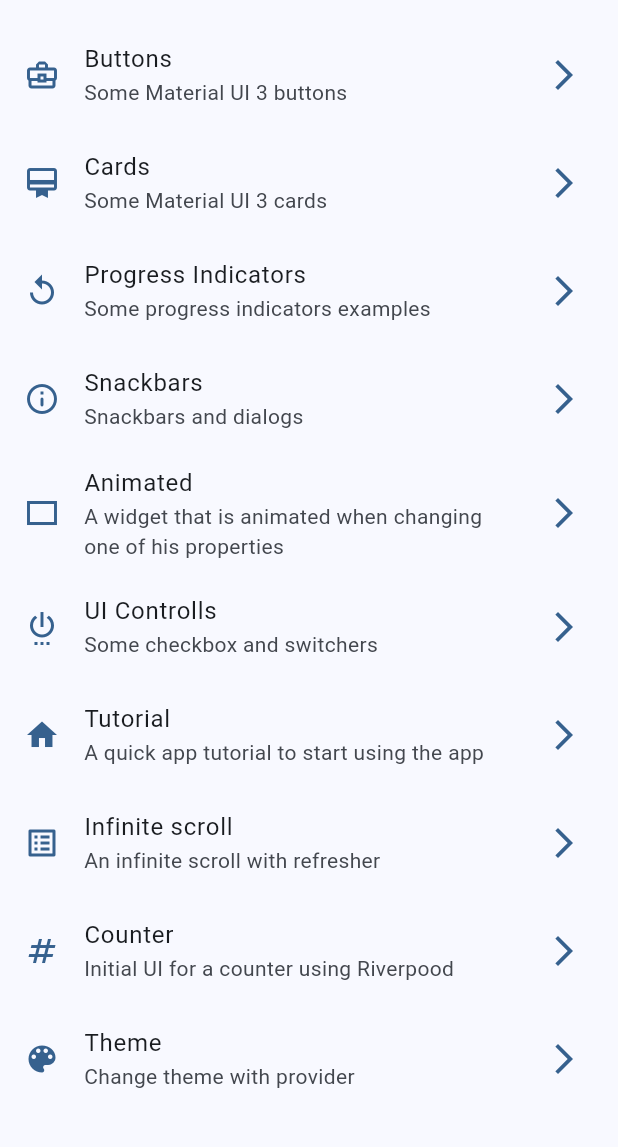
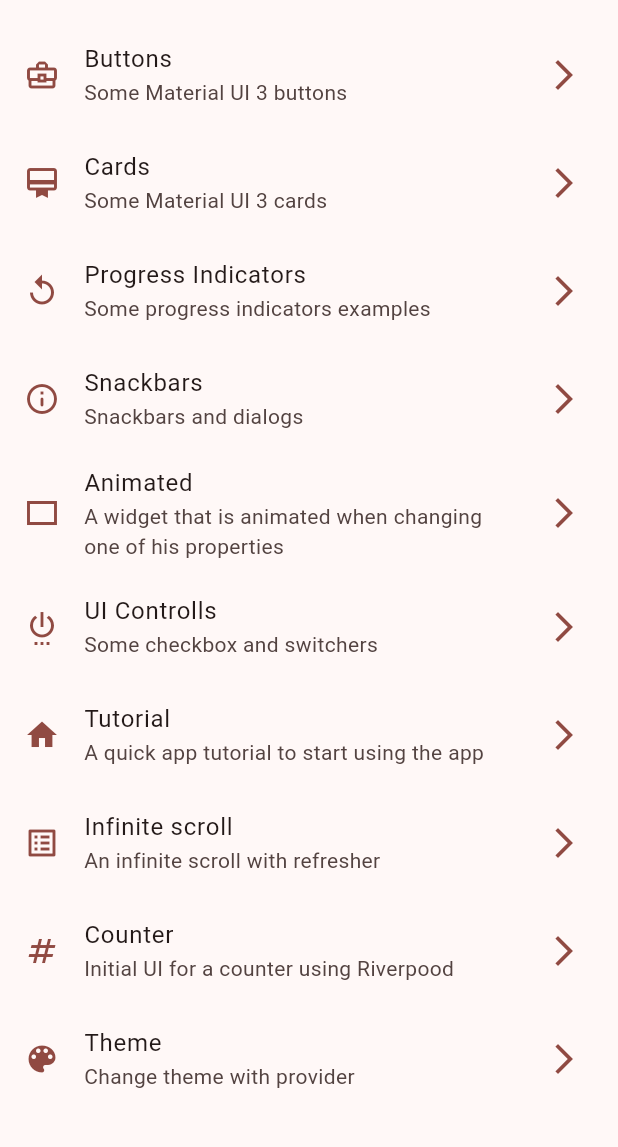
Before and after one commit to luislealdev/widgets-app-flutter, a Flutter app: the screen it shows after launch, on a phone screen of 412 x 824 dp, the part 63-1210 px from its top. Run offline on Flutter 3.47's test engine with Material 2 defaults, Android fonts, the phone set to English and light mode, and no system bars; our stand-ins replace animate_do, flutter_riverpod, go_router.

Commit message:
selected color working

```diff
--- a/lib/config/theme/app_theme.dart
+++ b/lib/config/theme/app_theme.dart
@@ -10,14 +10,16 @@ const colors = <Color>[
 
 class AppTheme {
   final int selectedColor;
+  final bool isDarkMode;
 
-  AppTheme({required this.selectedColor})
+  AppTheme({required this.selectedColor, this.isDarkMode = false})
       : assert(selectedColor >= 0, 'Selected color must be 0 or grater'),
-        assert(selectedColor < colors.length - 1,
+        assert(selectedColor < colors.length,
             'Selected color must be lower than ${colors.length}');
 
   ThemeData getTheme() => ThemeData(
       useMaterial3: true,
+      brightness: isDarkMode ? Brightness.dark : Brightness.light,
       colorSchemeSeed: colors[selectedColor],
       appBarTheme: const AppBarTheme(centerTitle: false));
 }
--- a/lib/main.dart
+++ b/lib/main.dart
@@ -2,6 +2,7 @@ import 'package:flutter/material.dart';
 import 'package:flutter_riverpod/flutter_riverpod.dart';
 import 'package:widgets_app/config/routes/app_router.dart';
 import 'package:widgets_app/config/theme/app_theme.dart';
+import 'package:widgets_app/presentation/providers/theme_provider.dart';
 
 void main() {
   runApp(
@@ -11,16 +12,19 @@ void main() {
   );
 }
 
-class MainApp extends StatelessWidget {
+class MainApp extends ConsumerWidget {
   const MainApp({super.key});
 
   @override
-  Widget build(BuildContext context) {
+  Widget build(BuildContext context, ref) {
     return MaterialApp.router(
       title: "WidgetsApp",
       routerConfig: appRouter,
       debugShowCheckedModeBanner: false,
-      theme: AppTheme(selectedColor: 1).getTheme(),
+      theme: AppTheme(
+              selectedColor: ref.watch(selectedColorProvider),
+              isDarkMode: ref.watch(themeProvider))
+          .getTheme(),
     );
   }
 }
--- a/lib/presentation/providers/theme_provider.dart
+++ b/lib/presentation/providers/theme_provider.dart
@@ -4,3 +4,5 @@ import 'package:widgets_app/config/theme/app_theme.dart';
 final themeProvider = StateProvider((ref) => false);
 
 final colorListProvider = Provider((ref) => colors);
+
+final selectedColorProvider = StateProvider((ref) => 0);
```
Also changed, not shown: lib/presentation/theme/theme_changer_screen.dart (+20 -4 lines).
